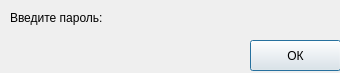
This is design_ui/Success.ui in BagaJimbildan/LAS_SibSIU as Qt 5 draws it before an edit. The edited form follows.
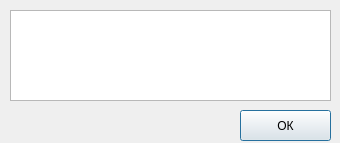
This is the edited form.

```diff
--- a/design_ui/Success.ui
+++ b/design_ui/Success.ui
@@ -7,7 +7,7 @@
     <x>0</x>
     <y>0</y>
     <width>340</width>
-    <height>73</height>
+    <height>143</height>
    </rect>
   </property>
   <property name="windowTitle">
@@ -16,8 +16,8 @@
   <widget class="QPushButton" name="btn_close">
    <property name="geometry">
     <rect>
-     <x>250</x>
-     <y>40</y>
+     <x>240</x>
+     <y>110</y>
      <width>91</width>
      <height>31</height>
     </rect>
@@ -26,17 +26,17 @@
     <string>ОК</string>
    </property>
   </widget>
-  <widget class="QLabel" name="lb_info">
+  <widget class="QTextEdit" name="tb_info">
    <property name="geometry">
     <rect>
      <x>10</x>
      <y>10</y>
      <width>321</width>
-     <height>16</height>
+     <height>91</height>
     </rect>
    </property>
-   <property name="text">
-    <string>Введите пароль:</string>
+   <property name="readOnly">
+    <bool>true</bool>
    </property>
   </widget>
  </widget>
```
